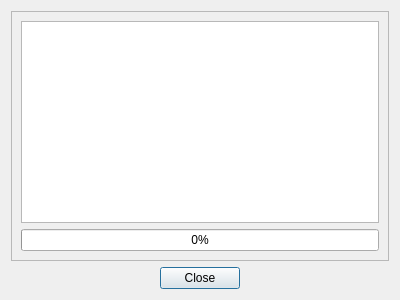
Above: dialog_rebuild.ui from pitikov/cwall.qt4 before the change. Below: the same form after it.
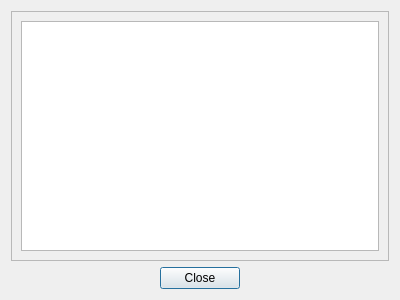
That is the form after the change.

Commit message: Реализованна загрузка данных из Sql файла в БД

Patch:
```diff
--- a/dialog_rebuild.ui
+++ b/dialog_rebuild.ui
@@ -26,13 +26,6 @@
       <item>
        <widget class="QListWidget" name="listWidget"/>
       </item>
-      <item>
-       <widget class="QProgressBar" name="progressBar">
-        <property name="value">
-         <number>0</number>
-        </property>
-       </widget>
-      </item>
      </layout>
     </widget>
    </item>
```
The commit also changes 2 other files.
